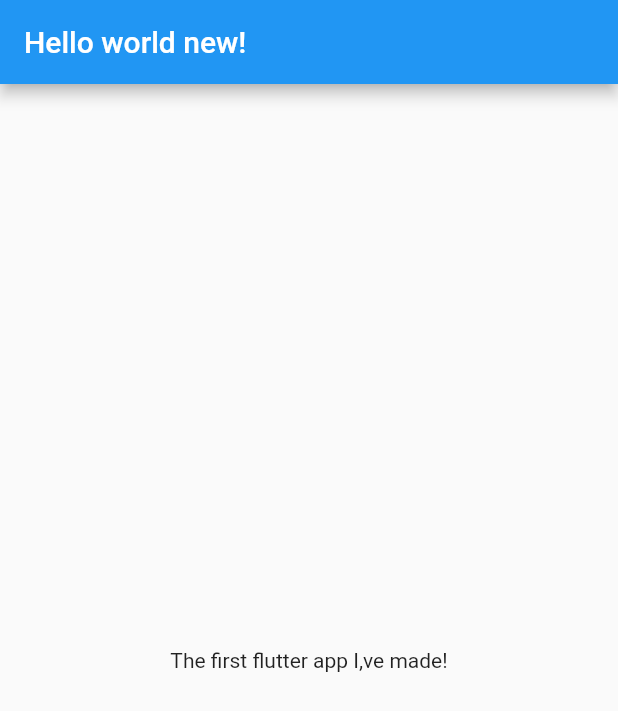
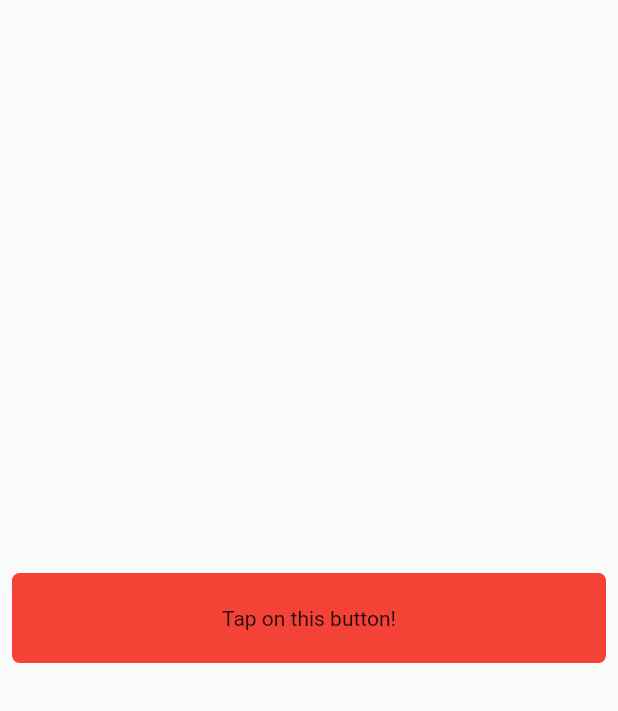
Before and after one commit to boboPrem1/dart-and-flutter-bootcamp, a Flutter app: the screen it shows after launch, on a phone screen of 412 x 824 dp. Shown: the top 711 px of the screen. Run offline on Flutter 3.47's test engine with Material 2 defaults, Android fonts, the phone set to English and light mode, and no system bars.

Commit message:
Done basic gesture with a button stateless widget and a gesture detector to detect whend the user tap on the button

```diff
--- a/flutter/my_app_basics/lib/main.dart
+++ b/flutter/my_app_basics/lib/main.dart
@@ -1,22 +1,73 @@
 import 'package:flutter/material.dart';
 
 void main() {
-  runApp(MaterialApp(home: MyApp()));
+  runApp(MaterialApp(
+      home: Scaffold(
+          body: Center(
+    child: UserButton(),
+  ))));
 }
 
-class MyApp extends StatelessWidget {
+class UserButton extends StatelessWidget {
   @override
   Widget build(BuildContext context) {
-    return Scaffold(
-      appBar: AppBar(
-        title: Text("Hello world new!"),
-      ),
-      body: Center(
-        child: Text("The first flutter app I,ve made!"),
+    return GestureDetector(
+      onTap: () {
+        // On tap child widget inside of gesture detector, what should happens
+        print('The user button was tapped!');
+      },
+      child: Container(
+        height: 60.0,
+        padding: const EdgeInsets.all(8.0),
+        margin: const EdgeInsets.symmetric(horizontal: 8.0),
+        decoration: BoxDecoration(
+          borderRadius: BorderRadius.circular(5.0),
+          color: Colors.red[500],
+        ),
+        child: const Center(child: (Text("Tap on this button!"))),
       ),
     );
   }
 }
+
+
+
+
+
+
+
+
+
+
+
+
+
+
+
+
+
+
+
+
+
+
+// void main() {
+//   runApp(MaterialApp(home: MyApp()));
+// }
+
+// class MyApp extends StatelessWidget {
+//   @override
+//   Widget build(BuildContext context) {
+//     return Scaffold(
+//       appBar: AppBar(
+//         title: Text("Hello world new!"),
+//       ),
+//       body: Center(
+//         child: Text("The first flutter app I,ve made!"),
+//       ),
+//     );
+//   }
+// }
 
 // void main() {
 //   runApp(MaterialApp(
```
